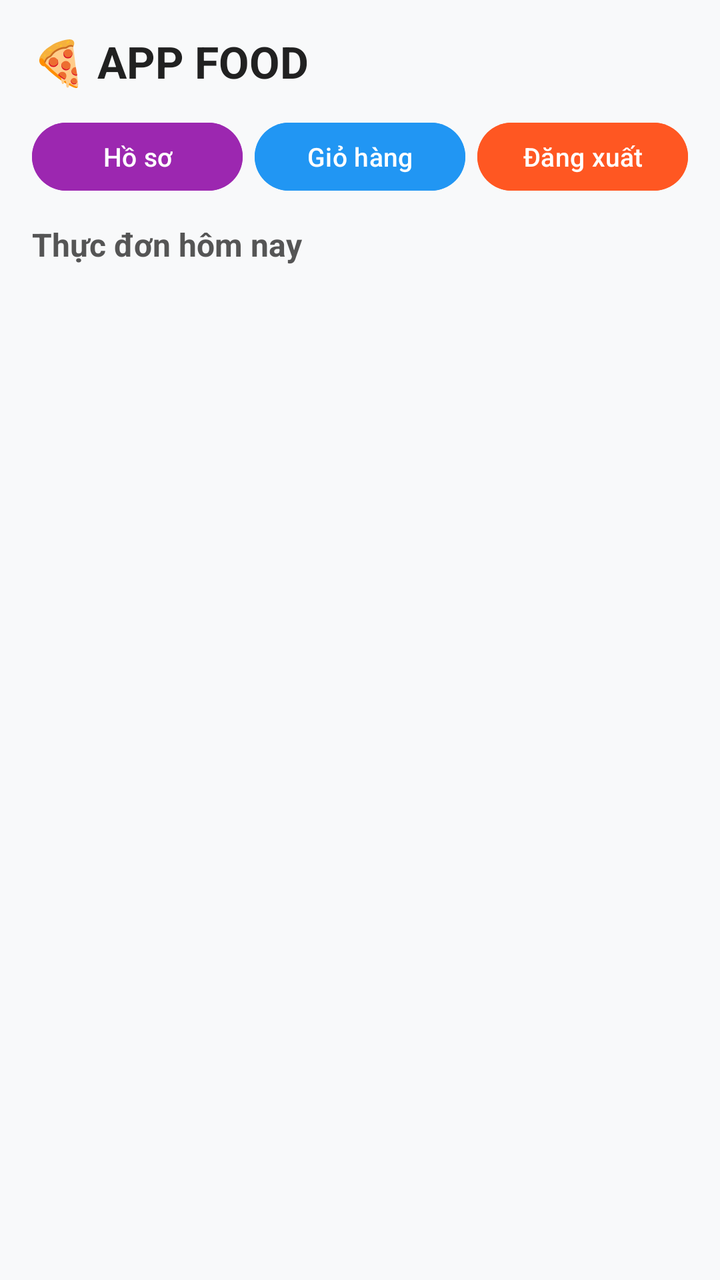
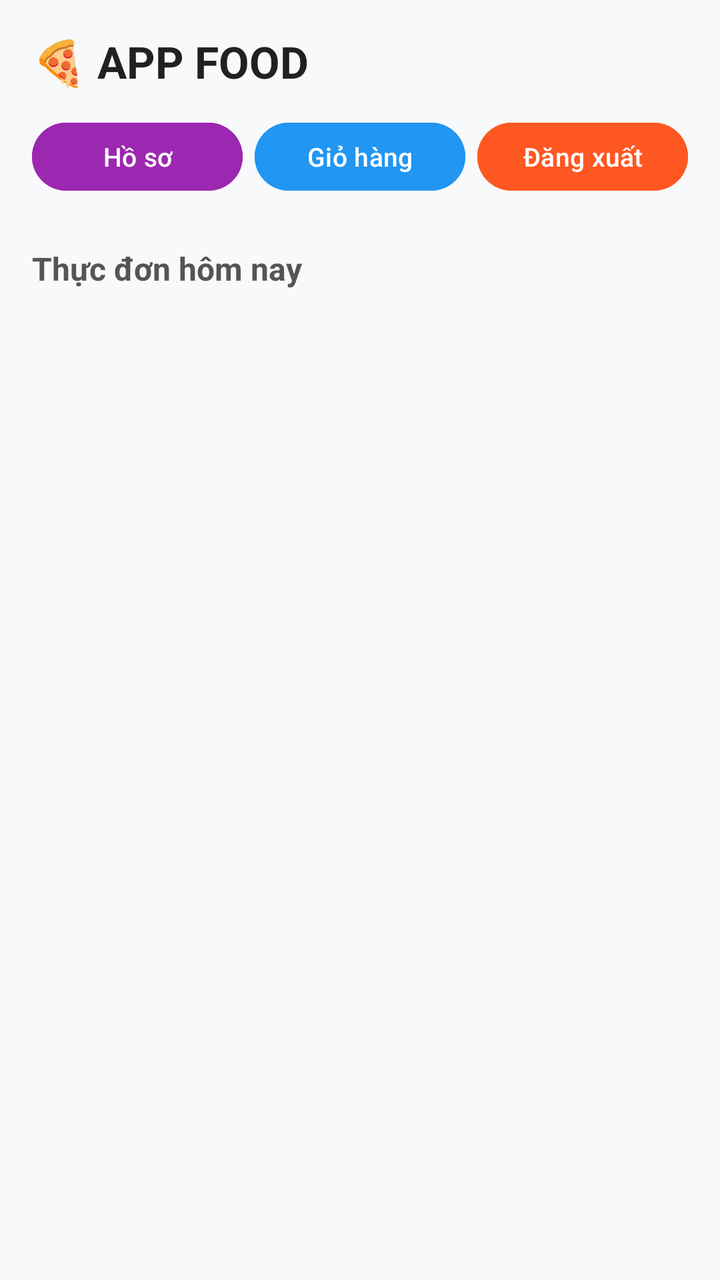

Compare the two renders of this Android layout. The source of the first and the diff that turns it into the second are given below.
<!-- AndroidManifest.xml: application theme Theme._2324802010348_VuTruongThanhGK -->
<!-- res/layout/activity_main.xml -->
<?xml version="1.0" encoding="utf-8"?>
<LinearLayout xmlns:android="http://schemas.android.com/apk/res/android"
    xmlns:app="http://schemas.android.com/apk/res-auto"
    android:layout_width="match_parent"
    android:layout_height="match_parent"
    android:orientation="vertical"
    android:background="#F8F9FA"
    android:padding="16dp">

    
    <TextView
        android:id="@+id/tvAppTitle"
        android:layout_width="match_parent"
        android:layout_height="wrap_content"
        android:text="🍕 APP FOOD"
        android:textSize="22sp"
        android:textStyle="bold"
        android:textColor="#212121"
        android:layout_marginBottom="12dp" />

    
    <LinearLayout
        android:layout_width="match_parent"
        android:layout_height="wrap_content"
        android:orientation="horizontal"
        android:layout_marginBottom="12dp">

        <Button
            android:id="@+id/btnProfile"
            android:layout_width="0dp"
            android:layout_height="42dp"
            android:layout_weight="1"
            android:text="Hồ sơ"
            android:textSize="13sp"
            android:backgroundTint="#9C27B0"
            android:textColor="@android:color/white"
            android:padding="0dp"
            android:layout_marginEnd="6dp" />

        <Button
            android:id="@+id/btnCart"
            android:layout_width="0dp"
            android:layout_height="42dp"
            android:layout_weight="1"
            android:text="Giỏ hàng"
            android:textSize="13sp"
            android:backgroundTint="#2196F3"
            android:textColor="@android:color/white"
            android:padding="0dp"
            android:layout_marginEnd="6dp" />

        <Button
            android:id="@+id/btnLogout"
            android:layout_width="0dp"
            android:layout_height="42dp"
            android:layout_weight="1"
            android:text="Đăng xuất"
            android:textSize="13sp"
            android:backgroundTint="#FF5722"
            android:textColor="@android:color/white"
            android:padding="0dp" />
    </LinearLayout>

    
    <Button
        android:id="@+id/btnAdminPanel"
        android:layout_width="match_parent"
        android:layout_height="wrap_content"
        android:text="⭐ BẢNG ĐIỀU KHIỂN QUẢN TRỊ VIÊN (ADMIN)"
        android:backgroundTint="#4CAF50"
        android:textColor="@android:color/white"
        android:textStyle="bold"
        android:visibility="gone"
        android:layout_marginBottom="12dp" />

    
    <TextView
        android:layout_width="wrap_content"
        android:layout_height="wrap_content"
        android:text="Thực đơn hôm nay"
        android:textSize="16sp"
        android:textStyle="bold"
        android:textColor="#555555"
        android:layout_marginBottom="8dp" />

    
    <androidx.recyclerview.widget.RecyclerView
        android:id="@+id/recyclerViewFood"
        android:layout_width="match_parent"
        android:layout_height="0dp"
        android:layout_weight="1"
        android:scrollbars="vertical" />

</LinearLayout>
<!-- resources referenced by this layout -->
<resources>
  <style name="Theme._2324802010348_VuTruongThanhGK" parent="Base.Theme._2324802010348_VuTruongThanhGK" />
  <style name="Base.Theme._2324802010348_VuTruongThanhGK" parent="Theme.Material3.DayNight.NoActionBar">
          
          
      </style>
</resources>

<!-- the commit's change to res/layout/activity_main.xml (unified diff, before → after) -->
@@ -74,6 +74,14 @@
         android:layout_marginBottom="12dp" />
 
     
+    <androidx.recyclerview.widget.RecyclerView
+        android:id="@+id/rcvCategories"
+        android:layout_width="match_parent"
+        android:layout_height="wrap_content"
+        android:orientation="horizontal"
+        android:layout_marginBottom="12dp" />
+
+    
     <TextView
         android:layout_width="wrap_content"
         android:layout_height="wrap_content"
